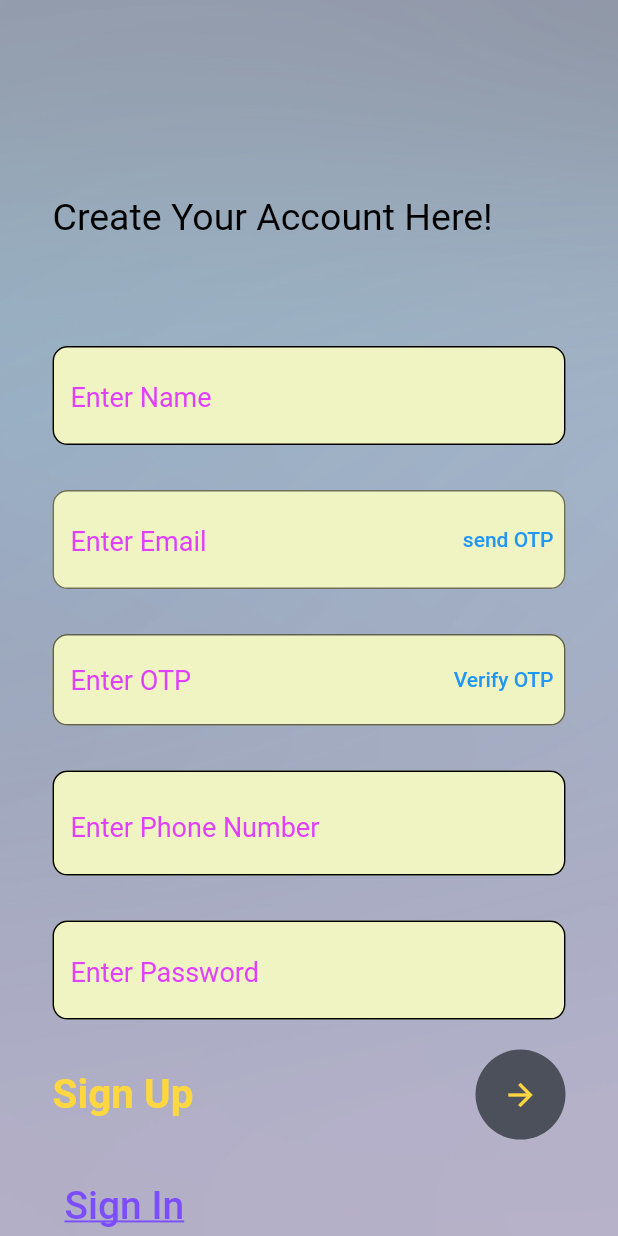
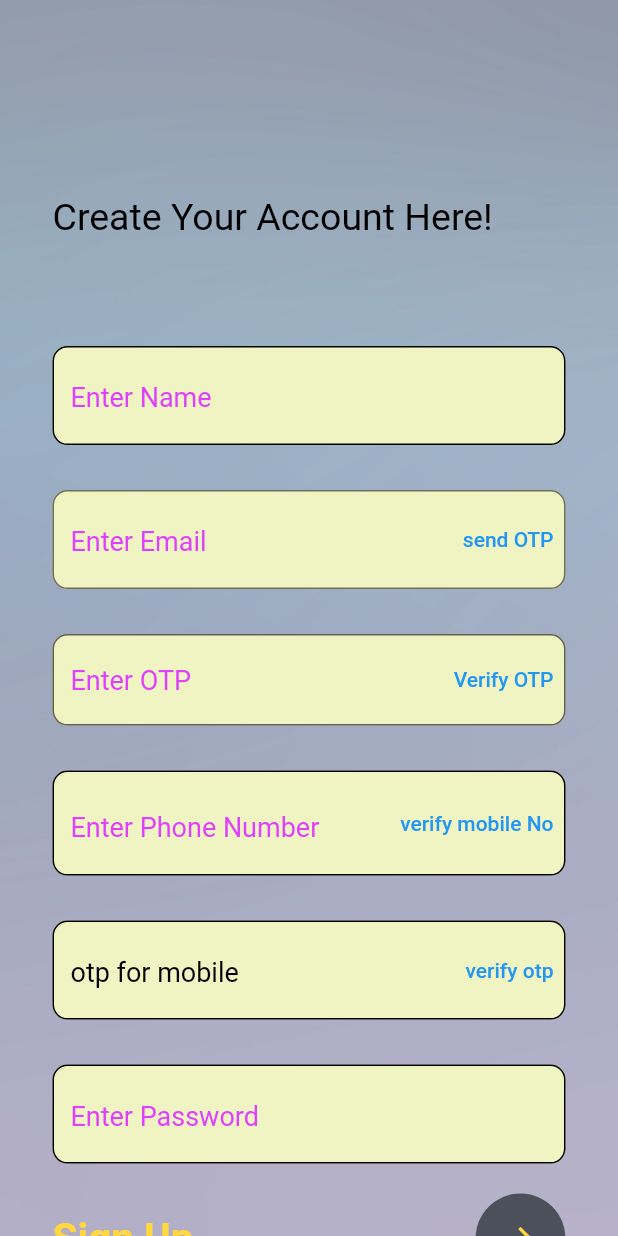
Before and after one commit to Anshuman021/firstproject, a Flutter app: the RetailerSignUp screen opened by its route, on a phone screen of 412 x 824 dp. Run offline on Flutter 3.47's test engine with Material 2 defaults, Android fonts, the phone set to English and light mode, and no system bars; our stand-ins replace animated_theme_switcher, firebase_auth, firebase_core, fluttertoast, image_picker, like_button and 2 more; missing offline and left inert: email_auth; accounts and stored records are empty.

Commit message:
Mobile Verification and FireBase Conncetion Done

```diff
--- a/lib/retailer_login_signup/retailersignup.dart
+++ b/lib/retailer_login_signup/retailersignup.dart
@@ -1,5 +1,7 @@
 //import 'dart:html';
 
+import 'package:firebase_auth/firebase_auth.dart';
+import 'package:fluttertoast/fluttertoast.dart';
 import 'package:flutter/cupertino.dart';
 import 'package:flutter/material.dart';
 import 'package:email_auth/email_auth.dart';
@@ -15,11 +17,14 @@ class _RetailerSignUpState extends State<RetailerSignUp> {
   final TextEditingController _nameController = TextEditingController();
   // TextEditingController _addressController = TextEditingController();
   final TextEditingController _phonenoController = TextEditingController();
+  TextEditingController phoneotpController = TextEditingController();
   final TextEditingController _emailController = TextEditingController();
   final TextEditingController _otpController = TextEditingController();
   final TextEditingController _passwordController = TextEditingController();
   final _formkey = GlobalKey<FormState>();
   late EmailAuth emailAuth;
+  FirebaseAuth auth = FirebaseAuth.instance;
+  String verificationID = "";
   @override
   void initState() {
     super.initState();
@@ -291,6 +296,10 @@ class _RetailerSignUpState extends State<RetailerSignUp> {
                                       color: Colors.purpleAccent,
                                       fontSize: 18,
                                     ),
+                                    suffixIcon: TextButton(
+                                      child: const Text("verify mobile No"),
+                                      onPressed: () => verifymobileno(),
+                                    ),
                                     border: OutlineInputBorder(
                                       borderRadius: BorderRadius.circular(10),
                                     )),
@@ -310,40 +319,46 @@ class _RetailerSignUpState extends State<RetailerSignUp> {
                             const SizedBox(
                               height: 30,
                             ),
-                            // TextFormField(
-                            //   controller: _addressController,
-                            //   style: const TextStyle(
-                            //       color: Colors.black, fontSize: 22),
-                            //   decoration: InputDecoration(
-                            //       enabledBorder: OutlineInputBorder(
-                            //         borderRadius: BorderRadius.circular(10),
-                            //         borderSide: const BorderSide(
-                            //           color: Colors.black,
-                            //         ),
-                            //       ),
-                            //       focusedBorder: OutlineInputBorder(
-                            //         borderRadius: BorderRadius.circular(10),
-                            //         borderSide: const BorderSide(
-                            //           color: Colors.pink,
-                            //         ),
-                            //       ),
-                            //       hintText: "Address",
-                            //       hintStyle: const TextStyle(
-                            //         color: Colors.black,
-                            //         fontSize: 18,
-                            //       ),
-                            //       border: OutlineInputBorder(
-                            //         borderRadius: BorderRadius.circular(10),
-                            //       )),
-                            //   validator: (val) {
-                            //     if (val!.isEmpty) {
-                            //       return "Please Enter The Address";
-                            //     }
-                            //   },
-                            // ),
-                            // const SizedBox(
-                            //   height: 30,
-                            // ),
+                            TextFormField(
+                              controller: phoneotpController,
+                              style: const TextStyle(
+                                  color: Colors.black, fontSize: 22),
+                              decoration: InputDecoration(
+                                  fillColor: Colors.lime.shade100,
+                                  filled: true,
+                                  enabledBorder: OutlineInputBorder(
+                                    borderRadius: BorderRadius.circular(10),
+                                    borderSide: const BorderSide(
+                                      color: Colors.black,
+                                    ),
+                                  ),
+                                  focusedBorder: OutlineInputBorder(
+                                    borderRadius: BorderRadius.circular(10),
+                                    borderSide: const BorderSide(
+                                      color: Colors.pink,
+                                    ),
+                                  ),
+                                  hintText: "otp for mobile",
+                                  hintStyle: const TextStyle(
+                                    color: Colors.black,
+                                    fontSize: 18,
+                                  ),
+                                  suffixIcon: TextButton(
+                                    child: const Text("verify otp"),
+                                    onPressed: () => verifymobileOTP(),
+                                  ),
+                                  border: OutlineInputBorder(
+                                    borderRadius: BorderRadius.circular(10),
+                                  )),
+                              validator: (val) {
+                                if (val!.isEmpty) {
+                                  return "Please Enter the otp";
+                                }
+                              },
+                            ),
+                            const SizedBox(
+                              height: 30,
+                            ),
                             TextFormField(
                               controller: _passwordController,
                               style: const TextStyle(
@@ -452,4 +467,40 @@ class _RetailerSignUpState extends State<RetailerSignUp> {
       ),
     );
   }
+
+  void verifymobileno() async {
+    auth.verifyPhoneNumber(
+      phoneNumber: _phonenoController.text,
+      verificationCompleted: (PhoneAuthCredential credential) async {
+        await auth.signInWithCredential(credential).then((value) {
+          print("You are logged in successfully");
+        });
+      },
+      verificationFailed: (FirebaseAuthException e) {
+        print(e.message);
+      },
+      codeSent: (String verificationId, int? resendToken) {
+        verificationID = verificationId;
+        setState(() {});
+      },
+      codeAutoRetrievalTimeout: (String verificationId) {},
+    );
+  }
+
+  void verifymobileOTP() async {
+    PhoneAuthCredential credential = PhoneAuthProvider.credential(
+        verificationId: verificationID, smsCode: phoneotpController.text);
+
+    await auth.signInWithCredential(credential).then((value) {
+      print("You are logged in successfully");
+      Fluttertoast.showToast(
+          msg: "You are logged in successfully",
+          toastLength: Toast.LENGTH_SHORT,
+          gravity: ToastGravity.CENTER,
+          timeInSecForIosWeb: 1,
+          backgroundColor: Colors.red,
+          textColor: Colors.white,
+          fontSize: 16.0);
+    });
+  }
 }
```
Also changed, not shown: 3 other files.
